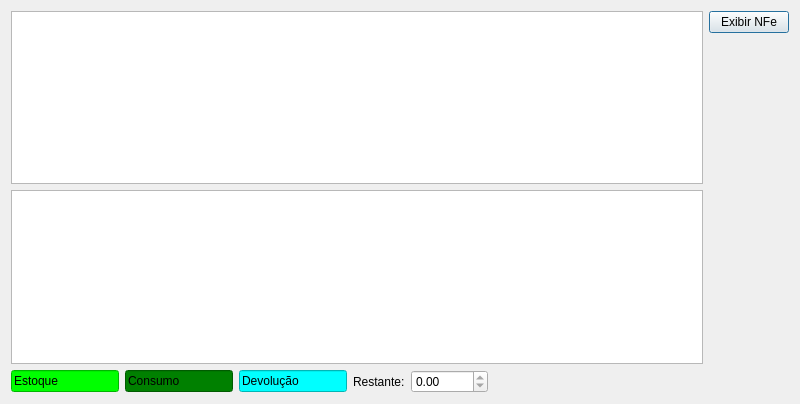
Before: the Qt Designer form ui/estoque.ui in lellisls/ERP-STACCATO, drawn with Qt 5.
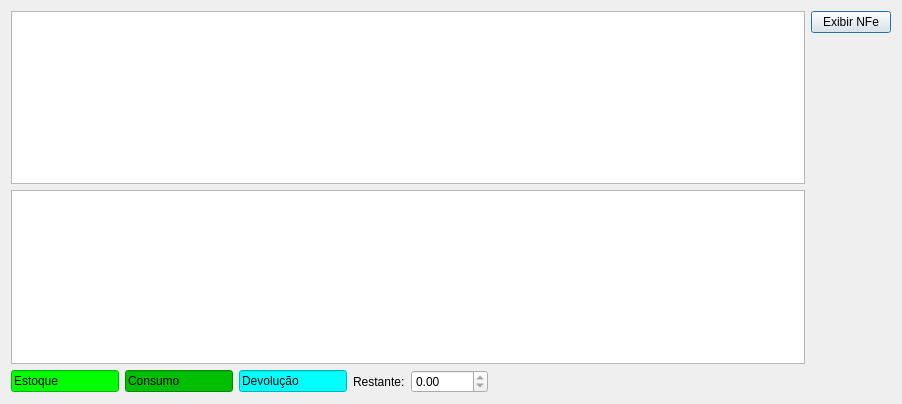
After: the same form once the commit is applied. Custom widgets are drawn as their Qt base class.

Patch:
```diff
--- a/ui/estoque.ui
+++ b/ui/estoque.ui
@@ -6,7 +6,7 @@
    <rect>
     <x>0</x>
     <y>0</y>
-    <width>800</width>
+    <width>902</width>
     <height>404</height>
    </rect>
   </property>
@@ -82,7 +82,7 @@
         <bool>false</bool>
        </property>
        <property name="styleSheet">
-        <string notr="true">background-color: rgb(0, 128, 0);</string>
+        <string notr="true">background-color: rgb(0, 190, 0);</string>
        </property>
        <property name="text">
         <string>Consumo</string>
```
